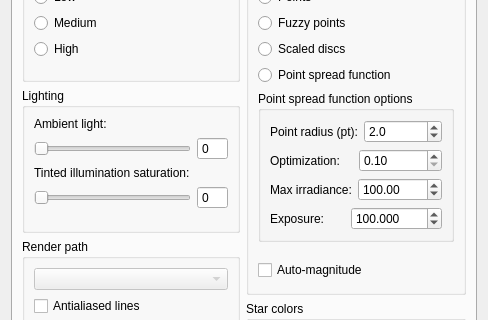
This is src/celestia/qt/preferences.ui in CelestiaProject/Celestia as Qt 5 draws it before an edit; both pictures show x 0 to 488 and y 88 to 408 of the 488 by 505 pixel window. The edited form follows.
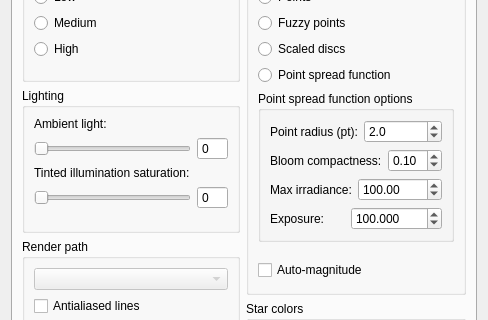
This is the edited form. The open tabs and pages were chosen to show the change.

Commit message:
PSF: address PR feedback items 1, 5, 6, 7
- Add PSF entry to Qt Display > Star Style menu (was missing)
- Rename Qt 'Optimization' label to 'Bloom compactness' for clarity
- Add tooltips to Qt point-radius and bloom-compactness spinboxes
- Lower minimum optimization from 0.1 to 0.05 (Qt spinbox + configfile
  clamp); the lower value still produces a valid Spencer kernel

The edit to the form file:
```diff
--- a/src/celestia/qt/preferences.ui
+++ b/src/celestia/qt/preferences.ui
@@ -1127,7 +1127,7 @@
                  <item>
                   <widget class="QLabel" name="psfOptimizationLabel">
                    <property name="text">
-                    <string>Optimization:</string>
+                    <string>Bloom compactness:</string>
                    </property>
                   </widget>
                  </item>
@@ -1137,7 +1137,7 @@
                     <number>2</number>
                    </property>
                    <property name="minimum">
-                    <double>0.100000000000000</double>
+                    <double>0.050000000000000</double>
                    </property>
                    <property name="maximum">
                     <double>1.000000000000000</double>
```
Left out of the diff: 8 changed lines with no effect on the pictures. The commit also changes 2 other files.
